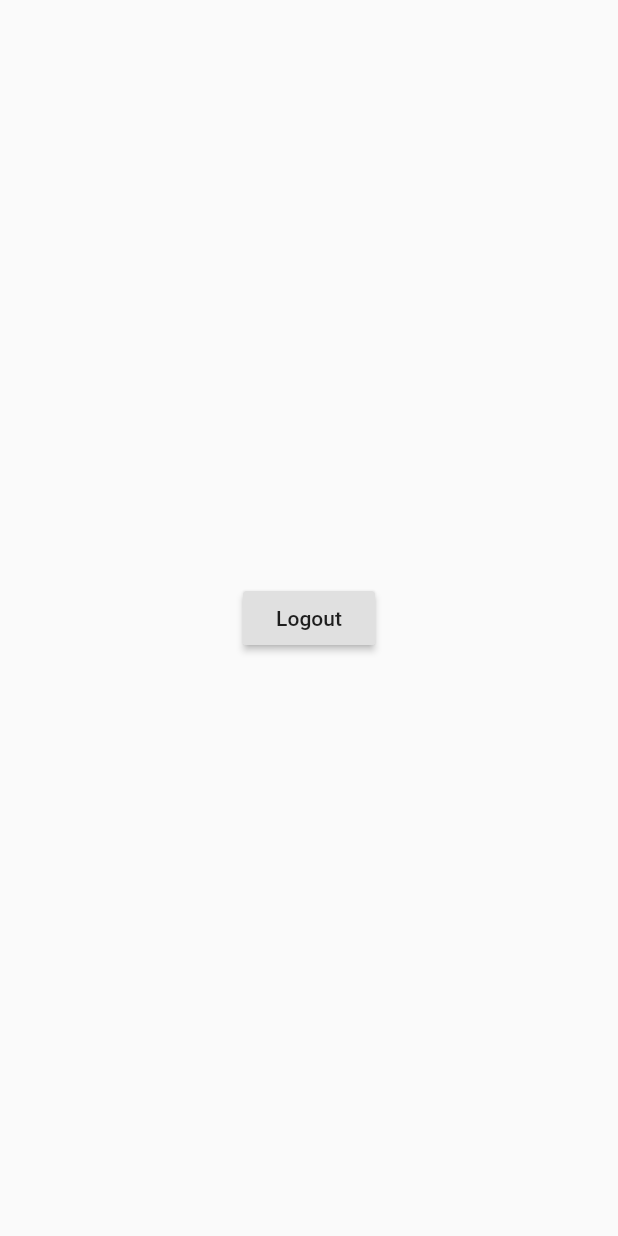
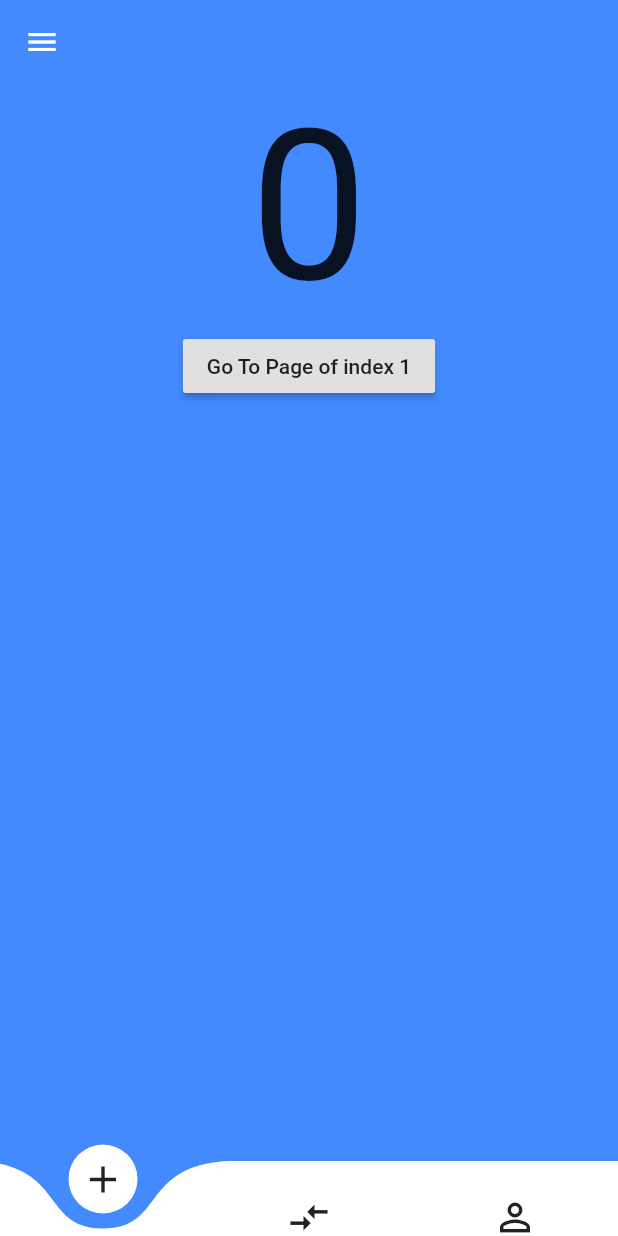
Before and after one commit to roverflow/PlutoX, a Flutter app: the screen it shows once a user with an empty profile is signed in, on a phone screen of 412 x 824 dp. Run offline on Flutter 3.47's test engine with Material 2 defaults, Android fonts, the phone set to English and light mode, and no system bars; drawn by our look-alikes of curved_navigation_bar; our stand-ins replace firebase_auth, firebase_core, font_awesome_flutter, google_sign_in; accounts and stored records are empty.

Commit message:
added bottom nav bar

```diff
--- a/lib/MainPage/homeScreen.dart
+++ b/lib/MainPage/homeScreen.dart
@@ -1,28 +1,87 @@
 import 'package:flutter/material.dart';
+import 'package:curved_navigation_bar/curved_navigation_bar.dart';
 import 'package:plutox/login/google_signin.dart';
-import 'package:plutox/login/pageStreamer.dart';
+import 'package:plutox/main.dart';
 import 'package:provider/provider.dart';
 
-class HomeScreen extends StatelessWidget {
-  const HomeScreen({Key key}) : super(key: key);
+// class HomeScreen extends StatelessWidget {
+//   const HomeScreen({Key key}) : super(key: key);
+
+//   @override
+//   Widget build(BuildContext context) {
+//     return Container(
+//       child: Center(
+//         child: RaisedButton(
+//           onPressed: () {
+//             final provider =
+//                 Provider.of<GoogleSignInProvider>(context, listen: false);
+//             provider.logout();
+//             Navigator.push(
+//               context,
+//               MaterialPageRoute(builder: (context) => MyApp()),
+//             );
+//           },
+//           child: Text("Logout"),
+//         ),
+//       ),
+//     );
+//   }
+// }
+
+class BottomNavBar extends StatefulWidget {
+  @override
+  _BottomNavBarState createState() => _BottomNavBarState();
+}
+
+class _BottomNavBarState extends State<BottomNavBar> {
+  int _page = 0;
+  GlobalKey _bottomNavigationKey = GlobalKey();
 
   @override
   Widget build(BuildContext context) {
-    return Container(
-      child: Center(
-        child: RaisedButton(
-          onPressed: () {
-            final provider =
-                Provider.of<GoogleSignInProvider>(context, listen: false);
-            provider.logout();
-            Navigator.push(
-              context,
-              MaterialPageRoute(builder: (context) => HomePage()),
-            );
+    return Scaffold(
+        appBar: AppBar(
+          elevation: 0,
+          backgroundColor: Colors.blueAccent,
+        ),
+        drawer: new Drawer(),
+        bottomNavigationBar: CurvedNavigationBar(
+          key: _bottomNavigationKey,
+          index: 0,
+          height: 50.0,
+          items: <Widget>[
+            Icon(Icons.add, size: 30),
+            Icon(Icons.compare_arrows, size: 30),
+            Icon(Icons.perm_identity, size: 30),
+          ],
+          color: Colors.white,
+          buttonBackgroundColor: Colors.white,
+          backgroundColor: Colors.blueAccent,
+          animationCurve: Curves.easeInOut,
+          animationDuration: Duration(milliseconds: 600),
+          onTap: (index) {
+            setState(() {
+              _page = index;
+            });
           },
-          child: Text("Logout"),
         ),
-      ),
-    );
+        body: Container(
+          color: Colors.blueAccent,
+          child: Center(
+            child: Column(
+              children: <Widget>[
+                Text(_page.toString(), textScaleFactor: 10.0),
+                RaisedButton(
+                  child: Text('Go To Page of index 1'),
+                  onPressed: () {
+                    final CurvedNavigationBarState navBarState =
+                        _bottomNavigationKey.currentState;
+                    navBarState.setPage(1);
+                  },
+                )
+              ],
+            ),
+          ),
+        ));
   }
 }
--- a/lib/login/pageStreamer.dart
+++ b/lib/login/pageStreamer.dart
@@ -21,7 +21,8 @@ class HomePage extends StatelessWidget {
                 return buildLoading();
               } else if (snapshot.hasData) {
                 //return LoggedInWidget();
-                return HomeScreen();
+                //return HomeScreen();
+                return BottomNavBar();
               } else {
                 return SignUpWidget();
               }
--- a/pubspec.yaml
+++ b/pubspec.yaml
@@ -26,6 +26,7 @@ dependencies:
   auth_buttons: ^0.0.4
   cloud_firestore: ^0.14.4
   cupertino_icons: ^1.0.0
+  curved_navigation_bar: ^0.3.4
   firebase: ^7.3.3
   firebase_analytics: ^6.3.0
   firebase_auth: ^0.18.4+1
```
Also changed, not shown: pubspec.lock.
